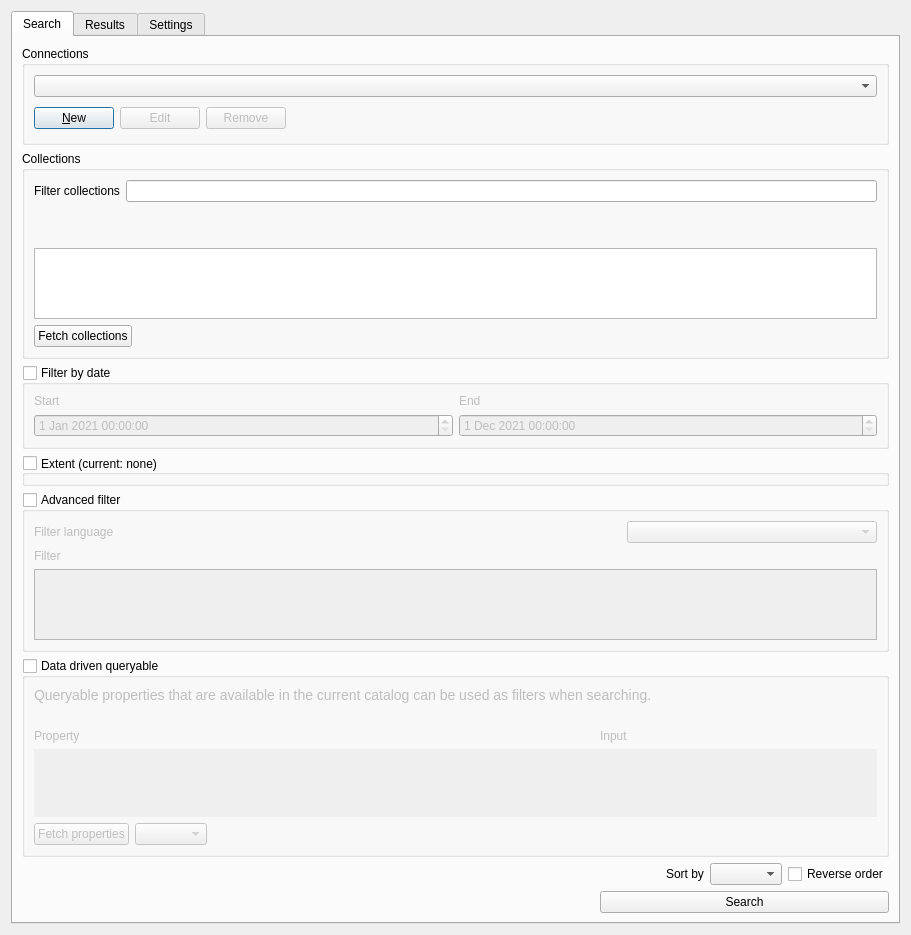
Old version of the form src/qgis_stac/ui/qgis_stac_widget.ui in the repository stac-utils/qgis-stac-plugin.
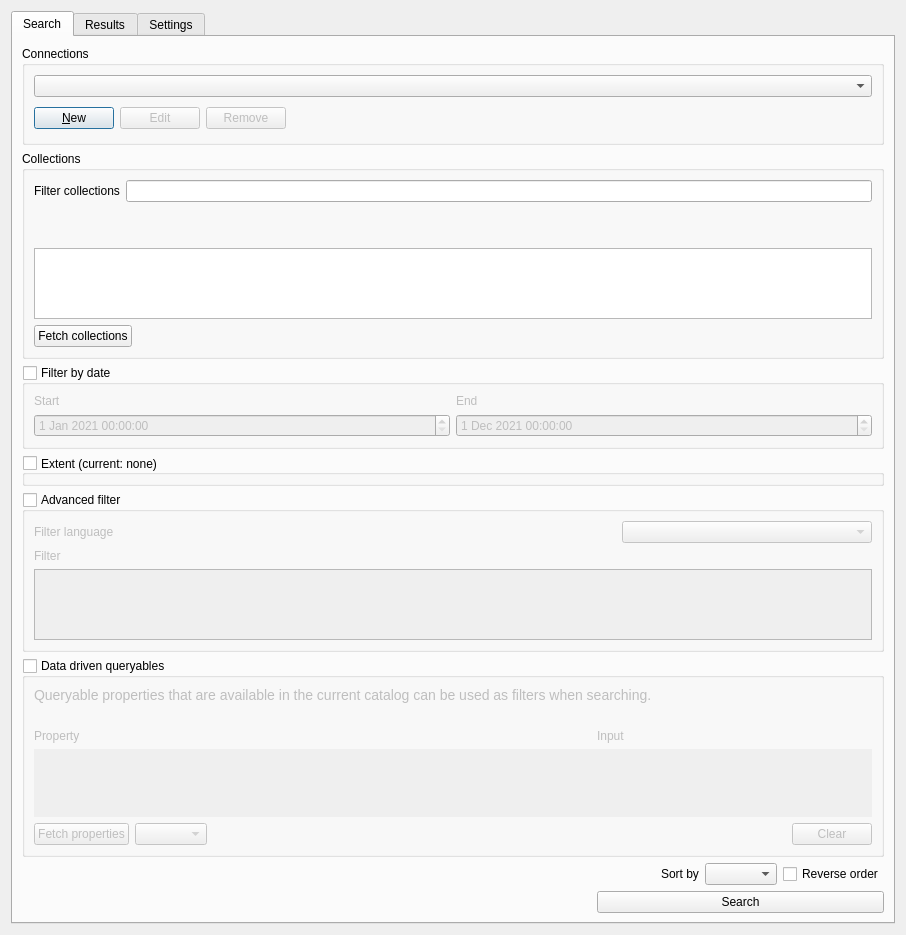
New version of the form. Custom widgets are drawn as their Qt base class.

Commit message: added clear button for removing queryable properties

What changed in the file:
```diff
--- a/src/qgis_stac/ui/qgis_stac_widget.ui
+++ b/src/qgis_stac/ui/qgis_stac_widget.ui
@@ -6,8 +6,8 @@
    <rect>
     <x>0</x>
     <y>0</y>
-    <width>911</width>
-    <height>842</height>
+    <width>906</width>
+    <height>781</height>
    </rect>
   </property>
   <property name="font">
@@ -413,7 +413,7 @@
           <string>&lt;html&gt;&lt;head/&gt;&lt;body&gt;&lt;p&gt;Use queryable properties to filter the catalog when searching.&lt;/p&gt;&lt;/body&gt;&lt;/html&gt;</string>
          </property>
          <property name="title">
-          <string>Data driven queryable</string>
+          <string>Data driven queryables</string>
          </property>
          <property name="checkable">
           <bool>true</bool>
@@ -501,8 +501,8 @@
               <rect>
                <x>0</x>
                <y>0</y>
-               <width>847</width>
-               <height>68</height>
+               <width>853</width>
+               <height>94</height>
               </rect>
              </property>
             </widget>
@@ -559,6 +559,16 @@
               </property>
              </spacer>
             </item>
+            <item>
+             <widget class="QPushButton" name="clear_properties_btn">
+              <property name="toolTip">
+               <string>&lt;html&gt;&lt;head/&gt;&lt;body&gt;&lt;p&gt;Clear the list of the current queryable properties, should be used when new properties are needed to replace the current properties.&lt;/p&gt;&lt;/body&gt;&lt;/html&gt;</string>
+              </property>
+              <property name="text">
+               <string>Clear</string>
+              </property>
+             </widget>
+            </item>
            </layout>
           </item>
          </layout>
```
Left out of the diff: 4 changed lines with no effect on the pictures. The commit also changes 1 other file.
